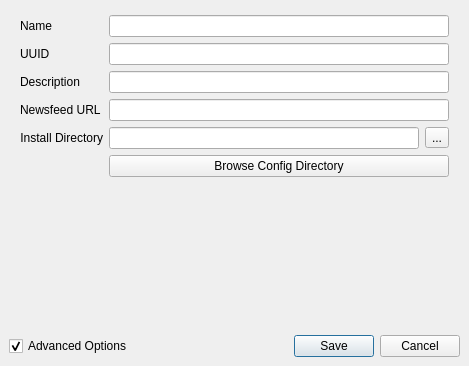
JuneStepp/OneLauncher, file src/onelauncher/ui/settings.ui: the form before one commit.
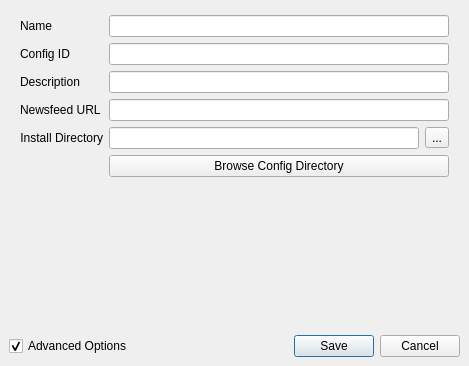
The form after the commit. Custom widgets are drawn as their Qt base class.

Commit message: feat: Use more descriptive game config IDs instead of plain UUIDs

```diff
--- a/src/onelauncher/ui/settings.ui
+++ b/src/onelauncher/ui/settings.ui
@@ -67,7 +67,7 @@
        <item row="1" column="0">
         <widget class="QLabel" name="gameUUIDLabel">
          <property name="text">
-          <string>UUID</string>
+          <string>Config ID</string>
          </property>
         </widget>
        </item>
```
Left out of the diff: 4 changed lines with no effect on the pictures. The commit also changes 11 other files.
